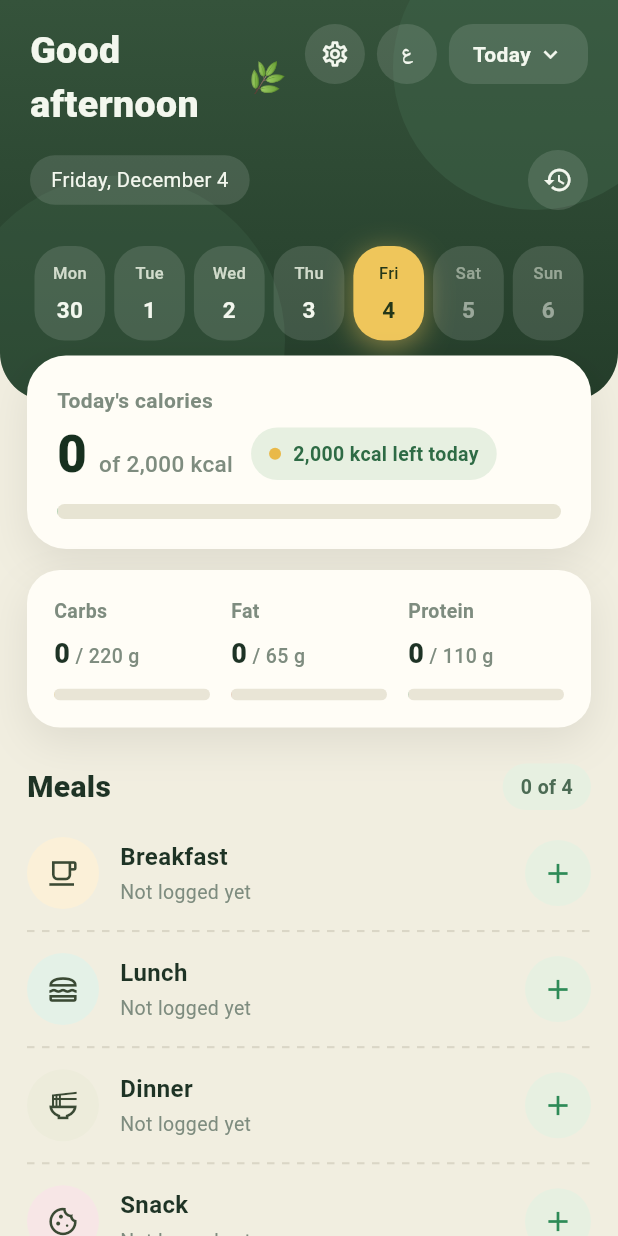
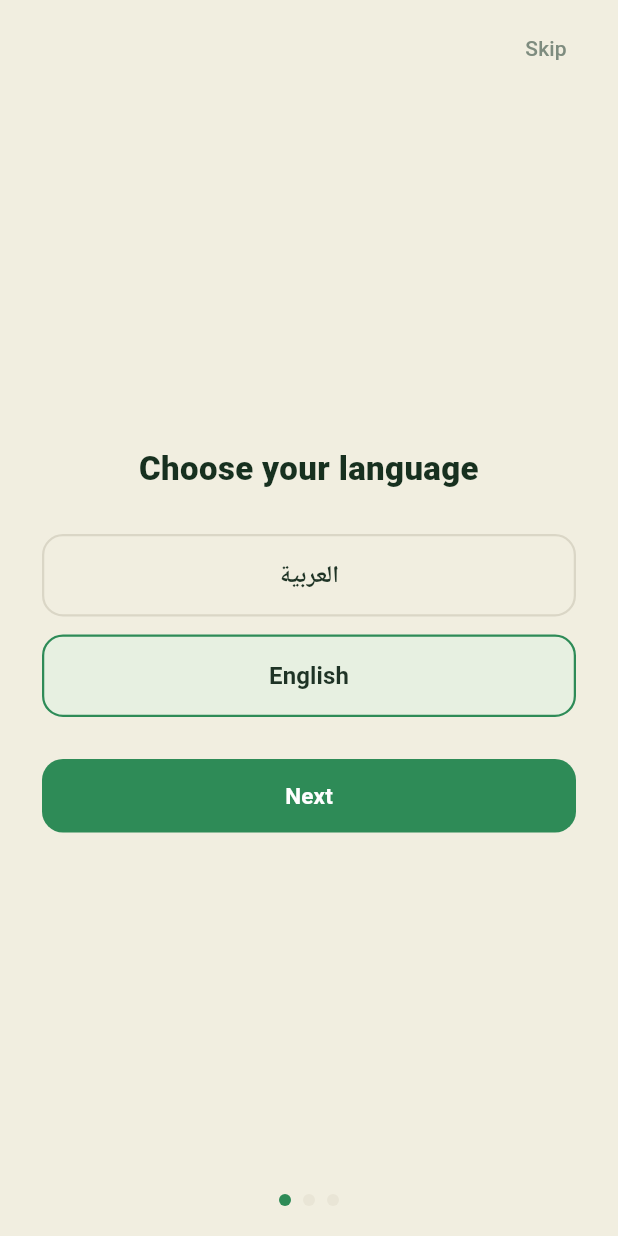
Before and after one commit to abdulmoezshadi90-art/calorie_tracker, a Flutter app: the screen it shows after launch, on a phone screen of 412 x 824 dp. Run offline on Flutter 3.47's test engine with Material 3 defaults, Android fonts, the phone set to English and light mode, and no system bars; our stand-ins replace shared_preferences.

Commit message:
Onboarding: 3 skippable pages, shown once, replayable from settings
Language choice first (gates everything), logging intro carrying the
EN/AR disclaimer, then goal setup reusing the goals editor sheet.
Gated by a persisted onboarding_done flag in AppState; skip completes
with defaults; settings gets a replay item that pops back when done.
AppState.setLocale added for direct language selection. Existing test
helpers seed the flag so they still land on home. 5 new tests: first
launch, skip+persist, Arabic RTL flip, full flow with goal edit,
replay from settings. Closes #6.

Co-Authored-By: Claude Fable 5 <noreply@anthropic.com>

```diff
--- a/lib/l10n.dart
+++ b/lib/l10n.dart
@@ -80,6 +80,20 @@ class L10n {
   String get withinGoal => isAr ? 'ضمن الهدف' : 'Within goal';
   String get overGoal => isAr ? 'فوق الهدف' : 'Over goal';
   String get last7Days => isAr ? 'آخر 7 أيام' : 'Last 7 days';
+
+  String get chooseLanguage => isAr ? 'اختر اللغة' : 'Choose your language';
+  String get next => isAr ? 'التالي' : 'Next';
+  String get skip => isAr ? 'تخطي' : 'Skip';
+  String get getStarted => isAr ? 'ابدأ الآن' : 'Get started';
+  String get introTitle => isAr ? 'سجّل ما تأكل' : 'Log what you eat';
+  String get introBody => isAr
+      ? 'ابحث عن الأطعمة الليبية — من شيبسي كالي إلى البازين — وأضفها إلى وجباتك بضغطة. يعمل التطبيق بدون إنترنت وبياناتك تبقى على هاتفك.'
+      : 'Search Libyan foods — from Kalee chips to bazin — and add them to your meals with a tap. Works offline, and your data stays on your phone.';
+  String get onboardGoalsTitle => isAr ? 'حدد أهدافك اليومية' : 'Set your daily goals';
+  String get onboardGoalsBody => isAr
+      ? 'يمكنك البدء بالأهداف الافتراضية وتغييرها في أي وقت من الإعدادات.'
+      : 'You can start with the defaults and change them anytime in settings.';
+  String get replayOnboarding => isAr ? 'إعادة عرض المقدمة' : 'Replay intro';
 
   String mealName(MealType meal) => switch (meal) {
     MealType.breakfast => isAr ? 'الفطور' : 'Breakfast',
--- a/lib/main.dart
+++ b/lib/main.dart
@@ -5,6 +5,7 @@ import 'package:flutter_localizations/flutter_localizations.dart';
 
 import 'app_state.dart';
 import 'home_screen.dart';
+import 'onboarding_screen.dart';
 import 'theme.dart';
 
 Future<void> main() async {
@@ -44,7 +45,9 @@ class CalorieApp extends StatelessWidget {
         darkTheme: buildTheme(Brightness.dark),
         themeMode: ThemeMode.system,
         builder: (context, child) => AppScope(state: state, child: child!),
-        home: const HomeScreen(),
+        home: state.onboardingDone
+            ? const HomeScreen()
+            : const OnboardingScreen(),
       ),
     );
   }
--- /dev/null
+++ b/lib/onboarding_screen.dart
@@ -0,0 +1,298 @@
+import 'package:flutter/material.dart';
+
+import 'app_state.dart';
+import 'models.dart';
+import 'settings_screen.dart';
+import 'theme.dart';
+
+/// Three pages, all skippable: language first (it gates everything), a
+/// logging intro with the disclaimer, then goal setup reusing the goals
+/// editor sheet. Defaults carry a skipped onboarding.
+class OnboardingScreen extends StatefulWidget {
+  const OnboardingScreen({super.key});
+
+  @override
+  State<OnboardingScreen> createState() => _OnboardingScreenState();
+}
+
+class _OnboardingScreenState extends State<OnboardingScreen> {
+  final _controller = PageController();
+  int _page = 0;
+
+  @override
+  void dispose() {
+    _controller.dispose();
+    super.dispose();
+  }
+
+  void _finish(AppState state) {
+    state.completeOnboarding();
+    // When replayed from settings this sits on the nav stack; on first
+    // launch it is the home and the flag swap replaces it.
+    if (Navigator.of(context).canPop()) Navigator.of(context).pop();
+  }
+
+  void _next() => _controller.nextPage(
+    duration: const Duration(milliseconds: 250),
+    curve: Curves.easeOut,
+  );
+
+  @override
+  Widget build(BuildContext context) {
+    final state = AppScope.of(context);
+    final c = AppColors.of(context);
+    final l = state.l;
+
+    return Scaffold(
+      backgroundColor: c.pageBg,
+      body: SafeArea(
+        child: Column(
+          children: [
+            Align(
+              alignment: AlignmentDirectional.centerEnd,
+              child: Padding(
+                padding: const EdgeInsets.fromLTRB(16, 8, 16, 0),
+                child: TextButton(
+                  onPressed: () => _finish(state),
+                  child: Text(l.skip, style: TextStyle(color: c.muted)),
+                ),
+              ),
+            ),
+            Expanded(
+              child: PageView(
+                controller: _controller,
+                onPageChanged: (i) => setState(() => _page = i),
+                children: [
+                  _LanguagePage(onNext: _next),
+                  _IntroPage(onNext: _next),
+                  _GoalsPage(onDone: () => _finish(state)),
+                ],
+              ),
+            ),
+            Padding(
+              padding: const EdgeInsets.only(bottom: 20),
+              child: Row(
+                mainAxisAlignment: MainAxisAlignment.center,
+                children: [
+                  for (var i = 0; i < 3; i++)
+                    Container(
+                      width: 8,
+                      height: 8,
+                      margin: const EdgeInsets.symmetric(horizontal: 4),
+                      decoration: BoxDecoration(
+                        shape: BoxShape.circle,
+                        color: i == _page ? c.accent : c.macroTrack,
+                      ),
+                    ),
+                ],
+              ),
+            ),
+          ],
+        ),
+      ),
+    );
+  }
+}
+
+class _PageShell extends StatelessWidget {
+  const _PageShell({required this.children});
+  final List<Widget> children;
+
+  @override
+  Widget build(BuildContext context) {
+    return Padding(
+      padding: const EdgeInsets.symmetric(horizontal: 28),
+      child: Column(
+        mainAxisAlignment: MainAxisAlignment.center,
+        crossAxisAlignment: CrossAxisAlignment.stretch,
+        children: children,
+      ),
+    );
+  }
+}
+
+class _LanguagePage extends StatelessWidget {
+  const _LanguagePage({required this.onNext});
+  final VoidCallback onNext;
+
+  @override
+  Widget build(BuildContext context) {
+    final state = AppScope.of(context);
+    final c = AppColors.of(context);
+
+    Widget langButton(String code, String label) {
+      final selected = state.localeCode == code;
+      return OutlinedButton(
+        onPressed: () => state.setLocale(code),
+        style: OutlinedButton.styleFrom(
+          padding: const EdgeInsets.symmetric(vertical: 16),
+          backgroundColor: selected ? c.chipBg : null,
+          foregroundColor: c.ink,
+          side: BorderSide(color: selected ? c.accent : c.divider, width: 1.5),
+          shape: RoundedRectangleBorder(
+            borderRadius: BorderRadius.circular(14),
+          ),
+        ),
+        child: Text(
+          label,
+          style: const TextStyle(fontSize: 16, fontWeight: FontWeight.w600),
+        ),
+      );
+    }
+
+    return _PageShell(
+      children: [
+        Text(
+          state.l.chooseLanguage,
+          textAlign: TextAlign.center,
+          style: TextStyle(
+            fontSize: 22,
+            fontWeight: FontWeight.w800,
+            color: c.inkStrong,
+          ),
+        ),
+        const SizedBox(height: 28),
+        langButton('ar', 'العربية'),
+        const SizedBox(height: 12),
+        langButton('en', 'English'),
+        const SizedBox(height: 28),
+        _PrimaryButton(label: state.l.next, onPressed: onNext),
+      ],
+    );
+  }
+}
+
+class _IntroPage extends StatelessWidget {
+  const _IntroPage({required this.onNext});
+  final VoidCallback onNext;
+
+  @override
+  Widget build(BuildContext context) {
+    final state = AppScope.of(context);
+    final c = AppColors.of(context);
+    final l = state.l;
+
+    return _PageShell(
+      children: [
+        Row(
+          mainAxisAlignment: MainAxisAlignment.center,
+          children: [
+            for (final meal in MealType.values)
+              Padding(
+                padding: const EdgeInsets.symmetric(horizontal: 8),
+                child: Container(
+                  width: 52,
+                  height: 52,
+                  alignment: Alignment.center,
+                  decoration: BoxDecoration(
+                    color: c.mealTint[meal],
+                    shape: BoxShape.circle,
+                  ),
+                  child: Icon(meal.icon, color: c.mealIconColor, size: 24),
+                ),
+              ),
+          ],
+        ),
+        const SizedBox(height: 24),
+        Text(
+          l.introTitle,
+          textAlign: TextAlign.center,
+          style: TextStyle(
+            fontSize: 22,
+            fontWeight: FontWeight.w800,
+            color: c.inkStrong,
+          ),
+        ),
+        const SizedBox(height: 12),
+        Text(
+          l.introBody,
+          textAlign: TextAlign.center,
+          style: TextStyle(fontSize: 14, height: 1.5, color: c.ink),
+        ),
+        const SizedBox(height: 20),
+        Text(
+          l.disclaimerBody,
+          textAlign: TextAlign.center,
+          style: TextStyle(fontSize: 11, height: 1.5, color: c.muted),
+        ),
+        const SizedBox(height: 24),
+        _PrimaryButton(label: l.next, onPressed: onNext),
+      ],
+    );
+  }
+}
+
+class _GoalsPage extends StatelessWidget {
+  const _GoalsPage({required this.onDone});
+  final VoidCallback onDone;
+
+  @override
+  Widget build(BuildContext context) {
+    final state = AppScope.of(context);
+    final c = AppColors.of(context);
+    final l = state.l;
+    final g = state.goals;
+
+    return _PageShell(
+      children: [
+        Text(
+          l.onboardGoalsTitle,
+          textAlign: TextAlign.center,
+          style: TextStyle(
+            fontSize: 22,
+            fontWeight: FontWeight.w800,
+            color: c.inkStrong,
+          ),
+        ),
+        const SizedBox(height: 12),
+        Text(
+          l.onboardGoalsBody,
+          textAlign: TextAlign.center,
+          style: TextStyle(fontSize: 14, height: 1.5, color: c.ink),
+        ),
+        const SizedBox(height: 24),
+        OutlinedButton(
+          onPressed: () => showGoalsEditor(context, state),
+          style: OutlinedButton.styleFrom(
+            padding: const EdgeInsets.symmetric(vertical: 14),
+            foregroundColor: c.ink,
+            side: BorderSide(color: c.divider, width: 1.5),
+            shape: RoundedRectangleBorder(
+              borderRadius: BorderRadius.circular(14),
+            ),
+          ),
+          child: Text(
+            '${l.dailyGoals} · ${fmtInt(g.kcal)} ${l.kcal}',
+            style: const TextStyle(fontSize: 15, fontWeight: FontWeight.w600),
+          ),
+        ),
+        const SizedBox(height: 12),
+        _PrimaryButton(label: l.getStarted, onPressed: onDone),
+      ],
+    );
+  }
+}
+
+class _PrimaryButton extends StatelessWidget {
+  const _PrimaryButton({required this.label, required this.onPressed});
+  final String label;
+  final VoidCallback onPressed;
+
+  @override
+  Widget build(BuildContext context) {
+    final c = AppColors.of(context);
+    return FilledButton(
+      style: FilledButton.styleFrom(
+        backgroundColor: c.accent,
+        foregroundColor: c.onAccent,
+        padding: const EdgeInsets.symmetric(vertical: 14),
+        shape: RoundedRectangleBorder(borderRadius: BorderRadius.circular(14)),
+      ),
+      onPressed: onPressed,
+      child: Text(
+        label,
+        style: const TextStyle(fontSize: 15, fontWeight: FontWeight.w600),
+      ),
+    );
+  }
+}
```
Also changed, not shown: lib/app_state.dart (+14 -2 lines), lib/settings_screen.dart (+20 -1 lines), 6 other files.
